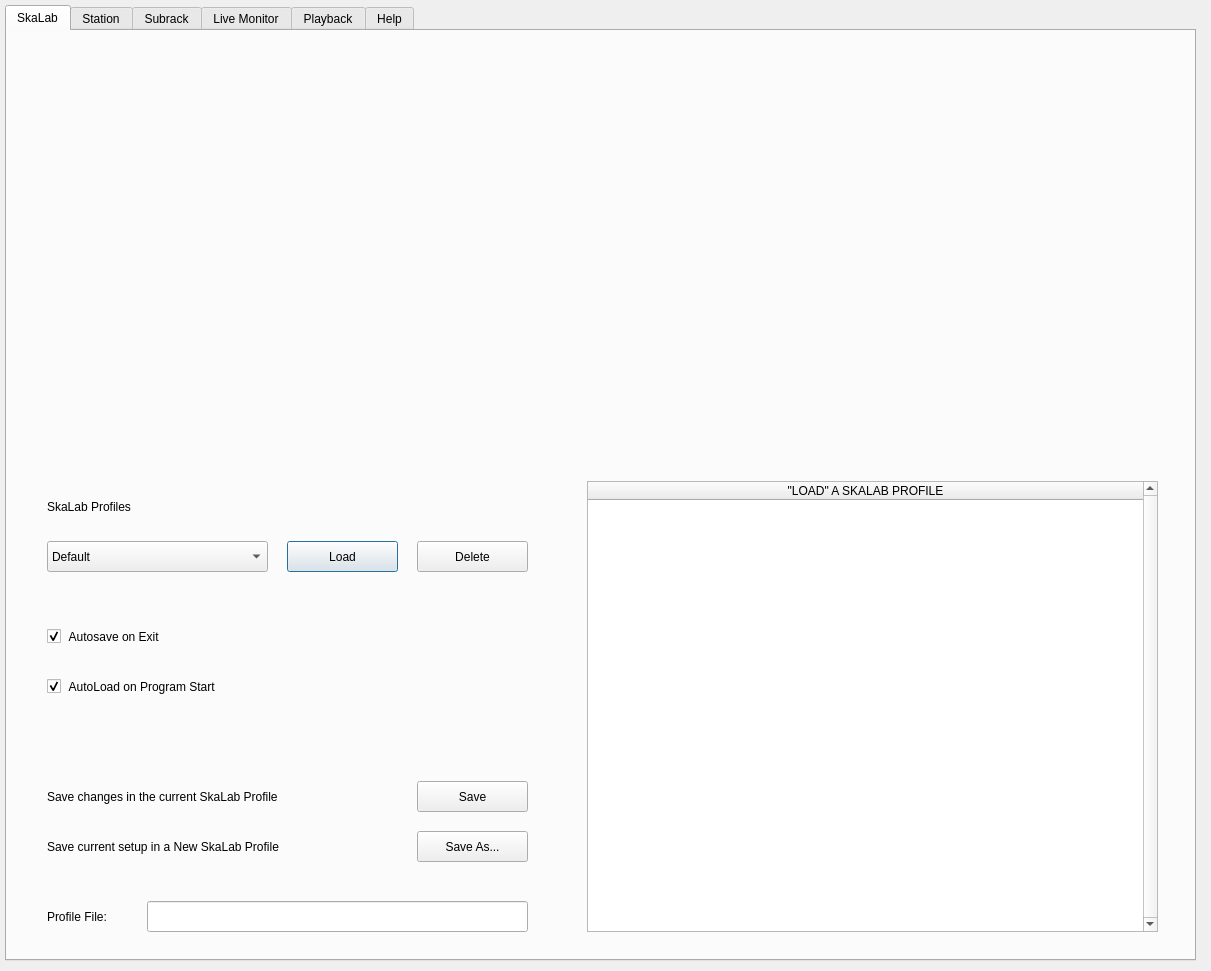
First picture: the form in python/utilities/skalab/Gui/skalab_main.ui, repository ska-sci-ops/aavs-system, before the edit.
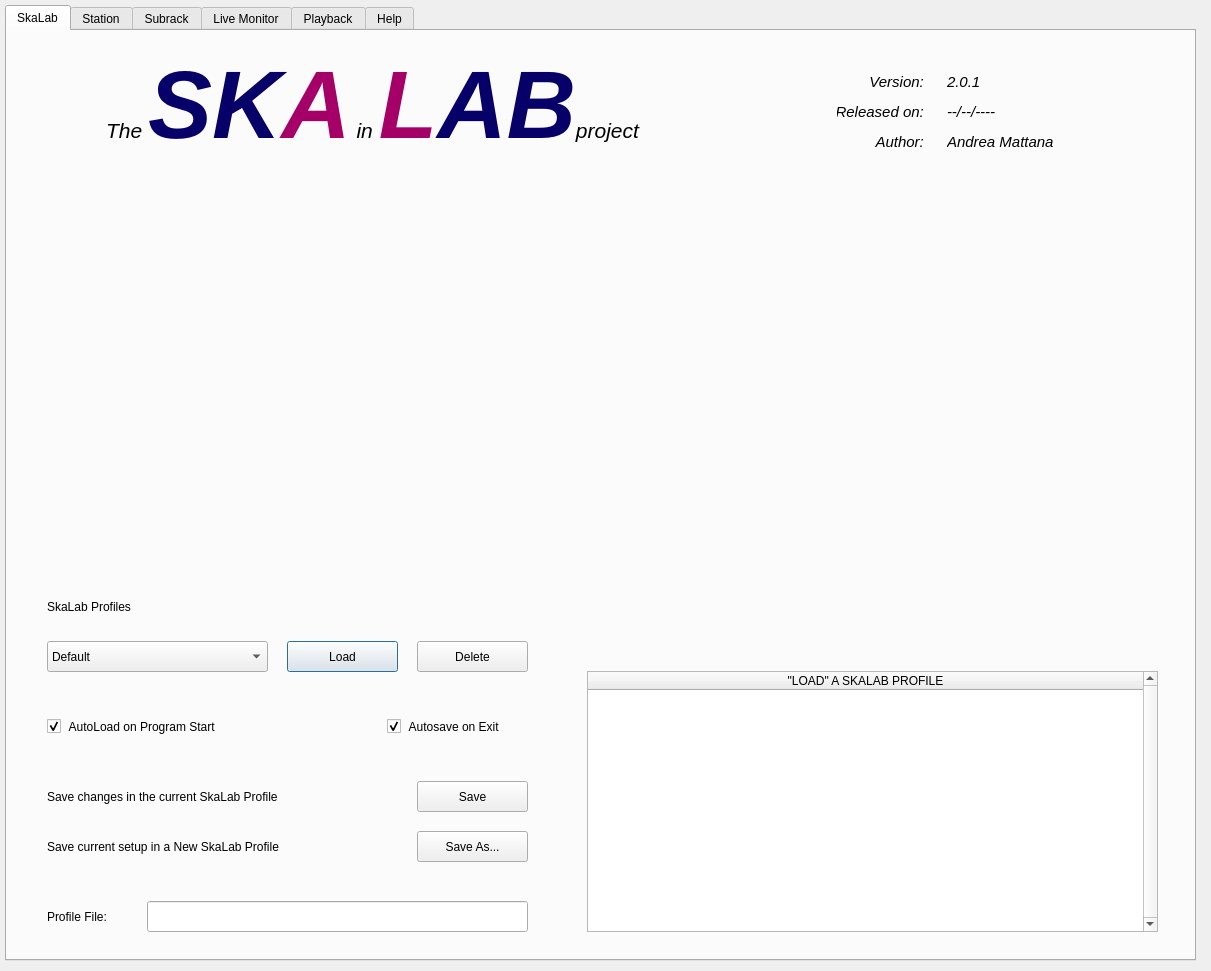
Second picture: the form after the edit.

```diff
--- a/python/utilities/skalab/Gui/skalab_main.ui
+++ b/python/utilities/skalab/Gui/skalab_main.ui
@@ -48,7 +48,7 @@
      <property name="geometry">
       <rect>
        <x>40</x>
-       <y>510</y>
+       <y>610</y>
        <width>221</width>
        <height>31</height>
       </rect>
@@ -68,7 +68,7 @@
      <property name="geometry">
       <rect>
        <x>40</x>
-       <y>460</y>
+       <y>560</y>
        <width>121</width>
        <height>31</height>
       </rect>
@@ -84,7 +84,7 @@
      <property name="geometry">
       <rect>
        <x>280</x>
-       <y>510</y>
+       <y>610</y>
        <width>111</width>
        <height>31</height>
       </rect>
@@ -97,7 +97,7 @@
      <property name="geometry">
       <rect>
        <x>410</x>
-       <y>510</y>
+       <y>610</y>
        <width>111</width>
        <height>31</height>
       </rect>
@@ -109,8 +109,8 @@
     <widget class="QCheckBox" name="qradio_autosave">
      <property name="geometry">
       <rect>
-       <x>40</x>
-       <y>590</y>
+       <x>380</x>
+       <y>680</y>
        <width>151</width>
        <height>31</height>
       </rect>
@@ -126,7 +126,7 @@
      <property name="geometry">
       <rect>
        <x>40</x>
-       <y>640</y>
+       <y>680</y>
        <width>221</width>
        <height>31</height>
       </rect>
@@ -232,7 +232,7 @@
      <property name="geometry">
       <rect>
        <x>40</x>
-       <y>20</y>
+       <y>140</y>
        <width>1111</width>
        <height>401</height>
       </rect>
@@ -242,9 +242,9 @@
      <property name="geometry">
       <rect>
        <x>580</x>
-       <y>450</y>
+       <y>640</y>
        <width>571</width>
-       <height>451</height>
+       <height>261</height>
       </rect>
      </property>
      <property name="verticalScrollBarPolicy">
@@ -262,6 +262,173 @@
       </property>
      </column>
     </widget>
+    <widget class="QLabel" name="qlabel_user_manual_2">
+     <property name="geometry">
+      <rect>
+       <x>40</x>
+       <y>20</y>
+       <width>651</width>
+       <height>111</height>
+      </rect>
+     </property>
+     <property name="layoutDirection">
+      <enum>Qt::LeftToRight</enum>
+     </property>
+     <property name="text">
+      <string>&lt;html&gt;&lt;head/&gt;&lt;body&gt;&lt;p&gt;&lt;span style=&quot; font-size:16pt; font-style:italic;&quot;&gt;The &lt;/span&gt;&lt;span style=&quot; font-family:'ubuntu'; font-size:16pt; font-style:italic;&quot;/&gt;&lt;span style=&quot; font-family:'ubuntu'; font-size:72pt; font-weight:600; font-style:italic; color:#070068;&quot;&gt;SK&lt;/span&gt;&lt;span style=&quot; font-family:'ubuntu'; font-size:72pt; font-weight:600; font-style:italic; color:#a50068;&quot;&gt;A&lt;/span&gt;&lt;span style=&quot; font-family:'ubuntu'; font-size:16pt; font-style:italic;&quot;&gt;    in    &lt;/span&gt;&lt;span style=&quot; font-family:'ubuntu'; font-size:72pt; font-weight:600; font-style:italic; color:#a50068;&quot;&gt;L&lt;/span&gt;&lt;span style=&quot; font-family:'ubuntu'; font-size:72pt; font-weight:600; font-style:italic; color:#070068;&quot;&gt;AB&lt;/span&gt;&lt;span style=&quot; font-family:'ubuntu'; font-size:16pt; font-style:italic;&quot;/&gt;&lt;span style=&quot; font-size:16pt; font-style:italic;&quot;&gt;project&lt;/span&gt;&lt;/p&gt;&lt;/body&gt;&lt;/html&gt;</string>
+     </property>
+     <property name="textFormat">
+      <enum>Qt::AutoText</enum>
+     </property>
+     <property name="alignment">
+      <set>Qt::AlignCenter</set>
+     </property>
+     <property name="wordWrap">
+      <bool>false</bool>
+     </property>
+    </widget>
+    <widget class="QLabel" name="qlabel_sw_release_2">
+     <property name="geometry">
+      <rect>
+       <x>830</x>
+       <y>70</y>
+       <width>91</width>
+       <height>21</height>
+      </rect>
+     </property>
+     <property name="font">
+      <font>
+       <pointsize>11</pointsize>
+       <italic>true</italic>
+      </font>
+     </property>
+     <property name="text">
+      <string>Released on: </string>
+     </property>
+     <property name="alignment">
+      <set>Qt::AlignRight|Qt::AlignTrailing|Qt::AlignVCenter</set>
+     </property>
+    </widget>
+    <widget class="QLabel" name="qlabel_sw_author_2">
+     <property name="geometry">
+      <rect>
+       <x>830</x>
+       <y>100</y>
+       <width>91</width>
+       <height>21</height>
+      </rect>
+     </property>
+     <property name="font">
+      <font>
+       <pointsize>11</pointsize>
+       <italic>true</italic>
+      </font>
+     </property>
+     <property name="text">
+      <string>Author: </string>
+     </property>
+     <property name="alignment">
+      <set>Qt::AlignRight|Qt::AlignTrailing|Qt::AlignVCenter</set>
+     </property>
+    </widget>
+    <widget class="QLabel" name="qlabel_sw_version_2">
+     <property name="geometry">
+      <rect>
+       <x>830</x>
+       <y>40</y>
+       <width>91</width>
+       <height>21</height>
+      </rect>
+     </property>
+     <property name="font">
+      <font>
+       <pointsize>11</pointsize>
+       <italic>true</italic>
+      </font>
+     </property>
+     <property name="text">
+      <string>Version: </string>
+     </property>
+     <property name="alignment">
+      <set>Qt::AlignRight|Qt::AlignTrailing|Qt::AlignVCenter</set>
+     </property>
+    </widget>
+    <widget class="QLabel" name="qlabel_sw2_author">
+     <property name="geometry">
+      <rect>
+       <x>940</x>
+       <y>100</y>
+       <width>121</width>
+       <height>21</height>
+      </rect>
+     </property>
+     <property name="font">
+      <font>
+       <pointsize>11</pointsize>
+       <italic>true</italic>
+      </font>
+     </property>
+     <property name="text">
+      <string>Andrea Mattana</string>
+     </property>
+     <property name="alignment">
+      <set>Qt::AlignLeading|Qt::AlignLeft|Qt::AlignVCenter</set>
+     </property>
+    </widget>
+    <widget class="QLabel" name="qlabel_sw2_release">
+     <property name="geometry">
+      <rect>
+       <x>940</x>
+       <y>70</y>
+       <width>91</width>
+       <height>21</height>
+      </rect>
+     </property>
+     <property name="font">
+      <font>
+       <pointsize>11</pointsize>
+       <italic>true</italic>
+      </font>
+     </property>
+     <property name="text">
+      <string>--/--/----</string>
+     </property>
+     <property name="alignment">
+      <set>Qt::AlignLeading|Qt::AlignLeft|Qt::AlignVCenter</set>
+     </property>
+    </widget>
+    <widget class="QLabel" name="qlabel_sw2_version">
+     <property name="geometry">
+      <rect>
+       <x>940</x>
+       <y>40</y>
+       <width>91</width>
+       <height>21</height>
+      </rect>
+     </property>
+     <property name="font">
+      <font>
+       <pointsize>11</pointsize>
+       <italic>true</italic>
+      </font>
+     </property>
+     <property name="text">
+      <string>2.0.1</string>
+     </property>
+     <property name="alignment">
+      <set>Qt::AlignLeading|Qt::AlignLeft|Qt::AlignVCenter</set>
+     </property>
+    </widget>
+    <widget class="QWidget" name="qwpics_authpic" native="true">
+     <property name="geometry">
+      <rect>
+       <x>1070</x>
+       <y>40</y>
+       <width>81</width>
+       <height>79</height>
+      </rect>
+     </property>
+    </widget>
    </widget>
    <widget class="QWidget" name="tab">
     <attribute name="title">
```
